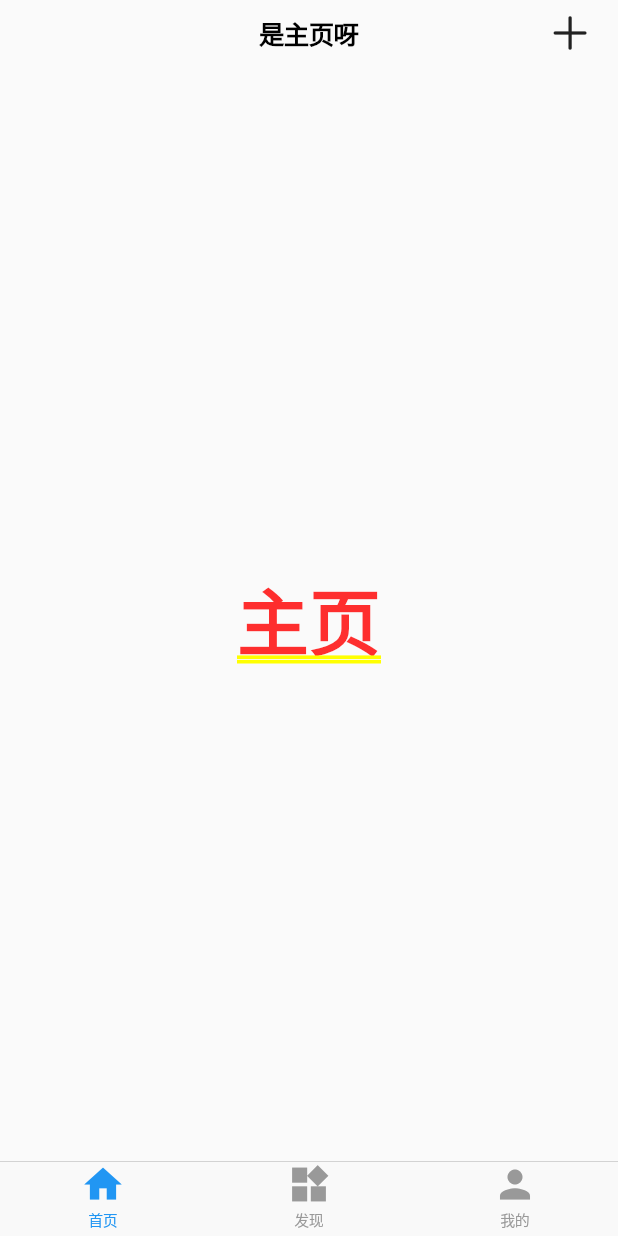
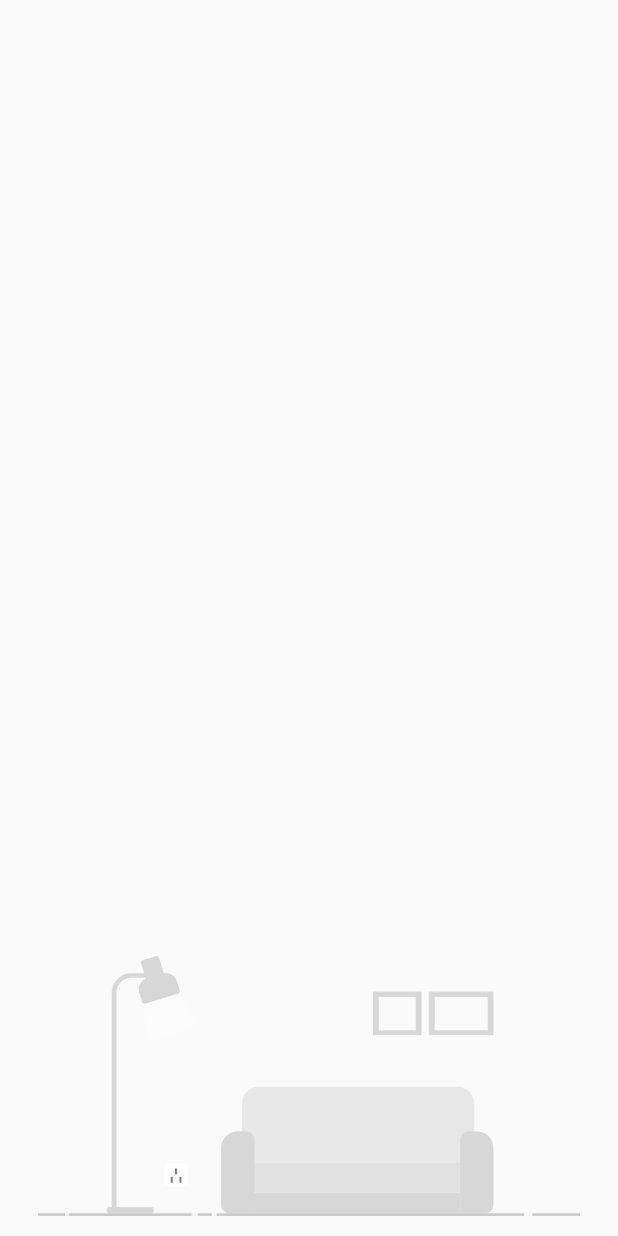
Before and after one commit to huangjian0414/flutter_start, a Flutter app: the screen it shows after launch, on a phone screen of 412 x 824 dp. Run offline on Flutter 3.47's test engine with Material 2 defaults, Android fonts, the phone set to English and light mode, and no system bars; our stand-ins replace dio; generated files the repository leaves out were written again.

Commit message:
添加图片素材，登录页，布局练习

```diff
--- /dev/null
+++ b/flutter_app/lib/Main/LoginPage.dart
@@ -0,0 +1,26 @@
+import 'package:flutter/material.dart';
+import 'package:flutter/cupertino.dart';
+
+class LoginPage extends StatefulWidget{
+
+  @override
+  State<StatefulWidget> createState() {
+    // TODO: implement createState
+    return new LoginPageState();
+  }
+
+}
+
+class LoginPageState extends State<LoginPage> {
+  @override
+  Widget build(BuildContext context) {
+    // TODO: implement build
+    return CupertinoPageScaffold(
+        child: Container(child: Image(
+          image: new AssetImage('Images/登录背景.png'),
+          height: 200,),
+          padding: new EdgeInsets.only(left: 0, right: 0),
+          alignment: Alignment.bottomCenter,)
+    );
+  }
+}
--- a/flutter_app/lib/Pages/MainPage.dart
+++ b/flutter_app/lib/Pages/MainPage.dart
@@ -1,7 +1,7 @@
 import 'package:flutter/material.dart';
 
 import 'package:flutter/cupertino.dart';
-import 'HomePage.dart';
+import 'package:flutter_app/Pages/Home/HomePage.dart';
 import 'FindPage.dart';
 import 'MinePage.dart';
 
--- a/flutter_app/lib/main.dart
+++ b/flutter_app/lib/main.dart
@@ -1,8 +1,8 @@
 import 'package:flutter/material.dart';
 
 import 'package:flutter/cupertino.dart';
-import 'Pages/MainPage.dart';
-
+//import 'Pages/MainPage.dart';
+import 'Main/LoginPage.dart';
 void main() => runApp(MyApp());
 
 class MyApp extends StatelessWidget {
@@ -10,7 +10,7 @@ class MyApp extends StatelessWidget {
   @override
   Widget build(BuildContext context) {
     return MaterialApp(
-      home: myPage(),
+      home: LoginPage(),
     );
   }
 }
--- a/flutter_app/pubspec.yaml
+++ b/flutter_app/pubspec.yaml
@@ -73,3 +73,7 @@ flutter:
   #
   # For details regarding fonts from package dependencies,
   # see https://flutter.dev/custom-fonts/#from-packages
+  assets:
+    - Images/登录背景.png
+    - Images/2.0x/
+    - Images/3.0x/
```
Also changed, not shown: flutter_app/Images/2.0x/登录背景.png (added), flutter_app/Images/3.0x/登录背景.png (added), flutter_app/Images/登录背景.png (added), flutter_app/lib/Pages/Home/HomePage.dart (renamed from flutter_app/lib/Pages/HomePage.dart).
